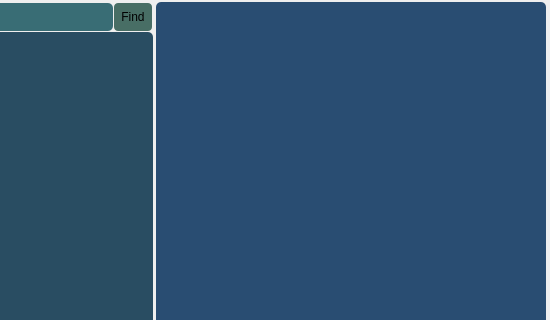
Qt form src/interface/mainwindow.ui (OgurtsovAndrei/Messenger-project) before a commit; both pictures show x 241 to 791 and y 0 to 320 of the 791 by 579 pixel window.
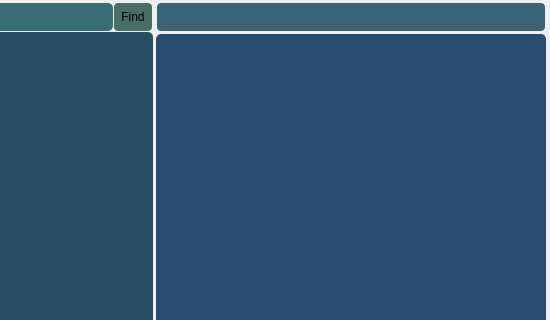
The same form after that commit.

Patch:
```diff
--- a/src/interface/mainwindow.ui
+++ b/src/interface/mainwindow.ui
@@ -15,7 +15,9 @@
   </property>
   <property name="styleSheet">
    <string notr="true">QPushButton {background-color : #486E65;border-width: 2px; border-style: solid; border-radius: 5px; padding: 6px;}
-QPushButton:pressed { background-color: #96a7a1; }</string>
+QPushButton:pressed { background-color: #96a7a1; }
+QTextEdit {background-color : #294d52;border-width: 2px; 
+border-radius: 5px; padding: 6px;}</string>
   </property>
   <widget class="QWidget" name="centralwidget">
    <layout class="QGridLayout" name="gridLayout_3">
@@ -66,6 +68,9 @@
          <string notr="true">QLineEdit {background-color : #396d75; border-width: 1px; 
 border-radius: 5px; padding: 6px;}</string>
         </property>
+        <property name="text">
+         <string/>
+        </property>
        </widget>
       </item>
       <item row="2" column="0" colspan="2">
@@ -94,12 +99,12 @@
       <property name="verticalSpacing">
        <number>2</number>
       </property>
-      <item row="1" column="1">
+      <item row="2" column="1">
        <layout class="QVBoxLayout" name="sendButtonLayout">
         <item>
          <widget class="QPushButton" name="sendButton">
           <property name="styleSheet">
-           <string notr="true">QPushButton:pressed { background-color: #96a7a1; }</string>
+           <string notr="true"/>
           </property>
           <property name="text">
            <string>Send</string>
@@ -108,7 +113,7 @@
         </item>
        </layout>
       </item>
-      <item row="1" column="0">
+      <item row="2" column="0">
        <widget class="QTextEdit" name="newMessageInput">
         <property name="sizePolicy">
          <sizepolicy hsizetype="Expanding" vsizetype="Ignored">
@@ -122,7 +127,7 @@
         </property>
        </widget>
       </item>
-      <item row="0" column="0" colspan="2">
+      <item row="1" column="0" colspan="2">
        <widget class="QListWidget" name="messagesList">
         <property name="styleSheet">
          <string notr="true">.QListWidget {background-color : #294d72;border-width: 2px; 
@@ -139,6 +144,18 @@
         </property>
        </widget>
       </item>
+      <item row="0" column="0" colspan="2">
+       <widget class="QPushButton" name="chatName">
+        <property name="styleSheet">
+         <string notr="true">QPushButton {background-color : #3A6476;border-width: 2px; 
+        border-radius: 5px; padding: 6px;}
+QPushButton:pressed { background-color: #96a7a1; }</string>
+        </property>
+        <property name="text">
+         <string/>
+        </property>
+       </widget>
+      </item>
      </layout>
     </item>
    </layout>
```
